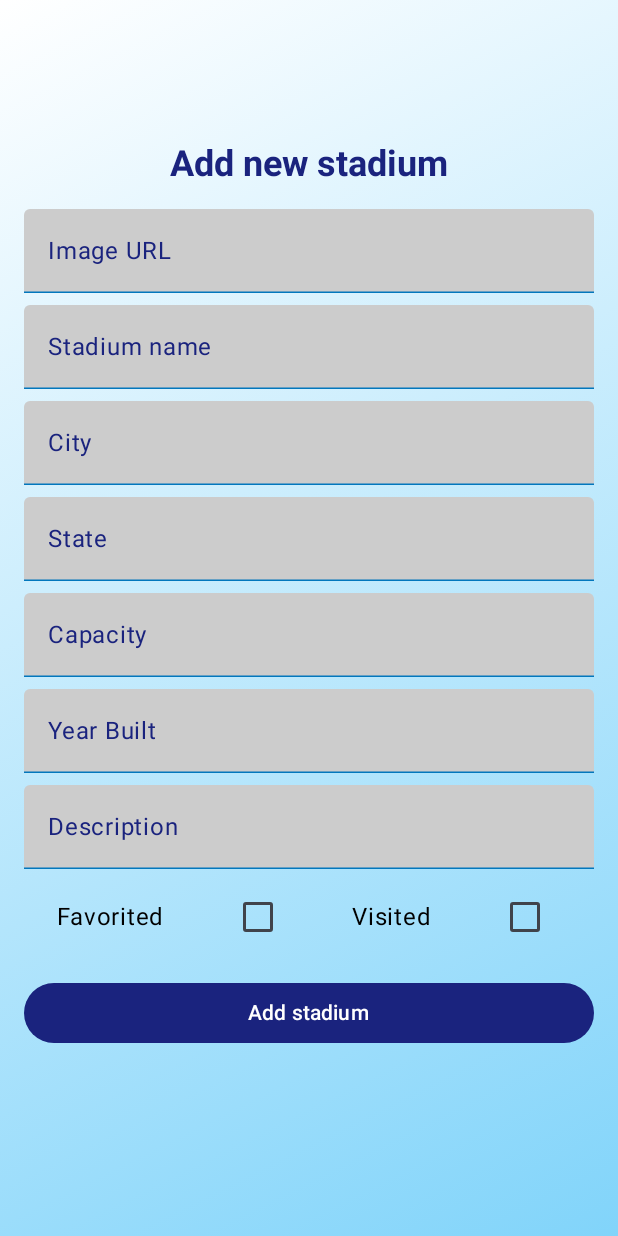
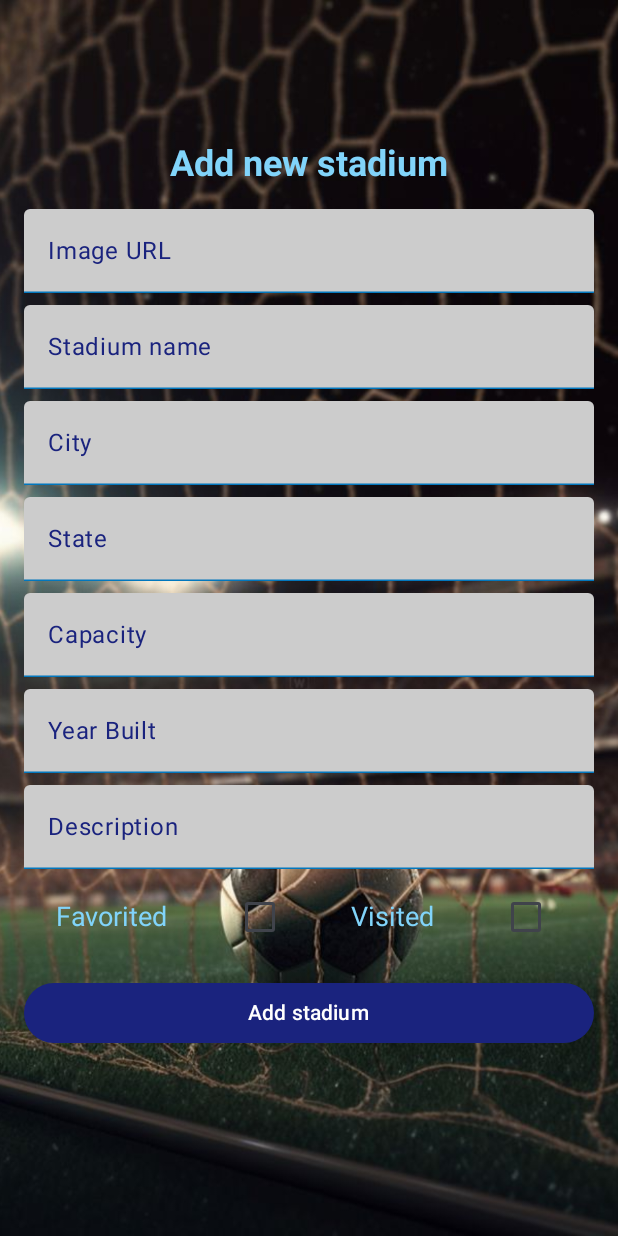
Before and after one commit to KTamara0/FootballStadiumExplorer, an Android app built with Jetpack Compose: the AddStadiumScreen screen opened through its navigation route, on a phone screen of 412 x 824 dp. Run offline under Robolectric (Android 15) with nearby library versions, the phone set to English and light mode, and no system bars.

Commit message:
Football Stadium Explorer

```diff
--- a/app/src/main/AndroidManifest.xml
+++ b/app/src/main/AndroidManifest.xml
@@ -3,6 +3,8 @@
     xmlns:tools="http://schemas.android.com/tools">
 
     <uses-permission android:name="android.permission.INTERNET" />
+    <uses-permission android:name="android.permission.CAMERA"/>
+    <uses-feature android:name="android.hardware.camera.any"/>
 
     <application
         android:allowBackup="true"
--- a/app/src/main/java/com/example/footballstadiumexplorer/ui/theme/AddStadiumScreen.kt
+++ b/app/src/main/java/com/example/footballstadiumexplorer/ui/theme/AddStadiumScreen.kt
@@ -1,7 +1,9 @@
 package com.example.footballstadiumexplorer.ui.theme
 
+import androidx.compose.foundation.Image
 import androidx.compose.foundation.background
 import androidx.compose.foundation.layout.Arrangement
+import androidx.compose.foundation.layout.Box
 import androidx.compose.foundation.layout.Column
 import androidx.compose.foundation.layout.Row
 import androidx.compose.foundation.layout.Spacer
@@ -28,12 +30,15 @@ import androidx.compose.ui.Alignment
 import androidx.compose.ui.Modifier
 import androidx.compose.ui.graphics.Brush
 import androidx.compose.ui.graphics.Color
+import androidx.compose.ui.layout.ContentScale
+import androidx.compose.ui.res.painterResource
 import androidx.compose.ui.text.TextStyle
 import androidx.compose.ui.text.font.FontWeight
 import androidx.compose.ui.text.input.KeyboardType
 import androidx.compose.ui.unit.dp
 import androidx.compose.ui.unit.sp
 import androidx.navigation.NavController
+import com.example.footballstadiumexplorer.R
 import com.example.footballstadiumexplorer.data.StadiumViewModel
 
 
@@ -56,36 +61,46 @@ fun AddStadiumScreen(navigation: NavController, viewModel: StadiumViewModel){
     val stadiums = viewModel.stadiums
 
     val textFieldColors = TextFieldDefaults.textFieldColors(
-        containerColor = Color.LightGray, // Pozadina polja
-        focusedIndicatorColor = Indigo900, // Linija kad je fokusirano
-        unfocusedIndicatorColor = LightBlue800, // Linija kad nije fokusirano
-        unfocusedTextColor = Color.Black, // Boja teksta
-        focusedTextColor = Grey800, //tekst koji pisem
-        unfocusedLabelColor = Indigo900,  //Search prije klika
-        focusedLabelColor = Indigo900, //Search dok pisem pretrazivanje
-        cursorColor = Indigo900 // Boja kursora
+        containerColor = Color.LightGray,
+        focusedIndicatorColor = Indigo900,
+        unfocusedIndicatorColor = LightBlue800,
+        unfocusedTextColor = Color.Black,
+        focusedTextColor = Grey800,
+        unfocusedLabelColor = Indigo900,
+        focusedLabelColor = Indigo900,
+        cursorColor = Indigo900
     )
 
+    Box(
+        modifier = Modifier.fillMaxSize()
+    ) {
+        Image(
+            painter = painterResource(id = R.drawable.newstadiumback),
+            contentDescription = "Background Image",
+            modifier = Modifier.fillMaxSize(),
+            contentScale = ContentScale.Crop
+        )
         Column(
             horizontalAlignment = Alignment.CenterHorizontally,
             verticalArrangement = Arrangement.Center,
             modifier = Modifier
                 .fillMaxSize()
                 .verticalScroll(scrollState)
-            .background(Brush.linearGradient(colors = listOf(white, LightBlue200)))
-    ){
-        Text(text = "Add new stadium", style = TextStyle(
+        ) {
+            Text(
+                text = "Add new stadium", style = TextStyle(
                     fontSize = 24.sp,
-            color = Indigo900,
-            fontWeight = FontWeight.Bold)
+                    color = LightBlue200,
+                    fontWeight = FontWeight.Bold
+                )
             )
 
             Spacer(modifier = Modifier.height(16.dp))
 
             TextField(
                 value = stadiumLink,
-               onValueChange = { stadiumLink = it},
-               label = { Text ("Image URL") },
+                onValueChange = { stadiumLink = it },
+                label = { Text("Image URL") },
                 colors = textFieldColors,
                 modifier = Modifier.fillMaxWidth()
                     .padding(horizontal = 16.dp)
@@ -166,10 +181,10 @@ fun AddStadiumScreen(navigation: NavController, viewModel: StadiumViewModel){
                 verticalAlignment = Alignment.CenterVertically,
                 modifier = Modifier.fillMaxWidth()
             ) {
-            Text("Favorited")
+                Text("Favorited", style = TextStyle(color = LightBlue200, fontSize = 18.sp))
                 Checkbox(checked = isFavorited, onCheckedChange = { isFavorited = it })
 
-            Text("Visited")
+                Text("Visited", style = TextStyle(color = LightBlue200, fontSize = 18.sp))
                 Checkbox(checked = isVisited, onCheckedChange = { isVisited = it })
             }
 
@@ -191,7 +206,7 @@ fun AddStadiumScreen(navigation: NavController, viewModel: StadiumViewModel){
                             image = stadiumLink
                         )
                         viewModel.addStadium(newStadium)
-                    navigation.popBackStack() // Vrati se na prethodnu stranicu
+                        navigation.popBackStack()
                     }
                 },
                 modifier = Modifier.fillMaxWidth()
@@ -203,3 +218,4 @@ fun AddStadiumScreen(navigation: NavController, viewModel: StadiumViewModel){
             }
         }
     }
+}
--- a/app/src/main/java/com/example/footballstadiumexplorer/ui/theme/StadiumScreen.kt
+++ b/app/src/main/java/com/example/footballstadiumexplorer/ui/theme/StadiumScreen.kt
@@ -59,20 +59,20 @@ import com.example.footballstadiumexplorer.data.StadiumViewModel
 @Composable
 fun FootballStadiumScreen(navigation: NavController, viewModel: StadiumViewModel) {
     var searchInput by remember { mutableStateOf("") }
-    var currentActiveButton by remember { mutableStateOf(0) }
     var currentActiveCategory by remember { mutableStateOf(0) }
 
     val stadiums = viewModel.stadiums
 
-    val filteredByName = stadiums.filter {
-        it.name.contains(searchInput, ignoreCase = true )
+    val filteredStadiums = viewModel.stadiums.filter { stadium ->
+        val matchesName = stadium.name.contains(searchInput, ignoreCase = true)
+        val matchesCategory = when (currentActiveCategory) {
+            1 -> stadium.location.any { it.state == "Spain" }
+            2 -> stadium.location.any { it.state == "Germany" }
+        else -> true
+    }
+        matchesName && matchesCategory
     }
 
-    val filteredStadiums = when (currentActiveCategory) {
-        1 -> viewModel.filterStadiumsByState("Spain")
-        2 -> viewModel.filterStadiumsByState("Germany")
-        else -> viewModel.stadiums
-    }
 
     Column(
         verticalArrangement = Arrangement.Top,
@@ -83,7 +83,8 @@ fun FootballStadiumScreen(navigation: NavController, viewModel: StadiumViewModel
     ) {
         ScreenTitle(title = "Football Stadium Explorer", subtitle = "\"From dreams to destinations: explore iconic stadiums.\"")
         FavoritesButton(currentScreen="FootballScreen", navigation)
-        SearchBar(iconResource = R.drawable.ic_search,
+        SearchBar(
+            iconResource = R.drawable.ic_search,
             labelText = "Search by stadium name",
             onValueChange = { newInput -> searchInput = newInput })
         StadiumCategories(currentActiveButton = currentActiveCategory,
@@ -154,24 +155,23 @@ fun SearchBar(
     @DrawableRes iconResource: Int,
     labelText: String,
     colors: TextFieldColors = TextFieldDefaults.textFieldColors(
-        containerColor = Color.Transparent, //boja pozadine tog pravokutnika
-        unfocusedTextColor = Grey800, // tekst
-        focusedTextColor = Grey800, //tekst koji pisem
-        unfocusedLabelColor = Indigo900,  //Search prije klika
-        focusedLabelColor = Indigo900, //Search dok pisem pretrazivanje
-        focusedIndicatorColor = Color.Transparent, //linija ispod search, preklapa se s donjim borderom
-        unfocusedIndicatorColor = Color.Transparent, //isto ta linija
+        containerColor = Color.Transparent,
+        unfocusedTextColor = Grey800,
+        focusedTextColor = Grey800,
+        unfocusedLabelColor = Indigo900,
+        focusedLabelColor = Indigo900,
+        focusedIndicatorColor = Color.Transparent,
+        unfocusedIndicatorColor = Color.Transparent,
     ),
     onValueChange: (String) -> Unit
 ) {
-    var searchInput by remember {
-        mutableStateOf("")
-    }
+    var searchInput by remember { mutableStateOf("") }
+
     TextField(
         value = searchInput,
         onValueChange = {
             searchInput = it
-            onValueChange(it)  // Pozovi onValueChange kad se input promijeni
+            onValueChange(it)
         },
         label = {
             Text(labelText,
@@ -221,9 +221,9 @@ fun TabButton(
 @Composable
 fun FavoritesButton(currentScreen: String,
                     navigation: NavController){
-    var currentActiveButton by remember {
-        mutableStateOf(if(currentScreen == "FootballScreen") 0 else 1)
-    }
+
+    var currentActiveButton by remember { mutableStateOf(if(currentScreen == "FootballScreen") 0 else 1) }
+
     Row(
         verticalAlignment = Alignment.CenterVertically,
         horizontalArrangement = Arrangement.Center,
@@ -235,7 +235,6 @@ fun FavoritesButton(currentScreen: String,
     ) {
         TabButton(text = "Explorer", isActive = currentActiveButton == 0
         ){
-
                 currentActiveButton = 0
         }
         Spacer(modifier = Modifier.width(6.dp))
@@ -315,7 +314,8 @@ fun IconButton(
 fun IconButtonSpecifier(navController: NavController) {
     var currentActiveButton by remember { mutableStateOf(0) }
 
-    IconButton(iconResource =R.drawable.ic_plus, text = "Add new stadium", isActive = currentActiveButton == 0) {
+    IconButton(iconResource =R.drawable.ic_plus, text = "Add new stadium", isActive = currentActiveButton == 0)
+    {
         currentActiveButton = 0
         navController.navigate("AddStadium")
     }
@@ -359,13 +359,13 @@ fun StadiumCard(
             .padding(top = 8.dp, bottom = 8.dp)
     ) {
         val painter = when (imageResource) {
-            is Int -> painterResource(id = imageResource) // Lokalni resurs
-            is String -> rememberAsyncImagePainter( // Mrežni URL
+            is Int -> painterResource(id = imageResource)
+            is String -> rememberAsyncImagePainter(
                 model = imageResource,
                 error = painterResource(R.drawable.addimage),
                 placeholder = painterResource(R.drawable.addimage)
             )
-            else -> painterResource(R.drawable.addimage) // Placeholder za nepoznati tip
+            else -> painterResource(R.drawable.addimage)
         }
         Image(
             painter = painter,
@@ -381,14 +381,13 @@ fun StadiumCard(
                 .padding(horizontal = 10.dp, vertical = 10.dp),
             verticalArrangement = Arrangement.Bottom
         ) {
-            // Dodavanje prozirne pozadine za tekst
             Box(
                 modifier = Modifier
                     .background(
                         color = Color.Black.copy(alpha = 0.6f),
                         shape = RoundedCornerShape(4.dp)
                     )
-                    .padding(8.dp) // Unutarnji razmak unutar pozadine
+                    .padding(8.dp)
             ){
                 Column {
                     Text(title, color = Blue300, style = TextStyle(fontWeight = FontWeight.Bold))
```
Also changed, not shown: app/src/main/java/com/example/footballstadiumexplorer/Navigation.kt (+12 -18 lines), app/src/main/java/com/example/footballstadiumexplorer/data/StadiumViewModel.kt (+14 -1 lines), app/src/main/java/com/example/footballstadiumexplorer/ui/theme/AddReviewScreen.kt (+30 -13 lines), app/src/main/java/com/example/footballstadiumexplorer/ui/theme/FavoritesScreen.kt (+12 -19 lines), app/src/main/java/com/example/footballstadiumexplorer/ui/theme/StadiumDetailsScreen.kt (+8 -9 lines), app/src/main/res/drawable/newstadiumback.jpg (added), app/src/main/res/drawable/reviewbackground.jpg (added). Lines whose indentation alone changed are shown as unchanged.
